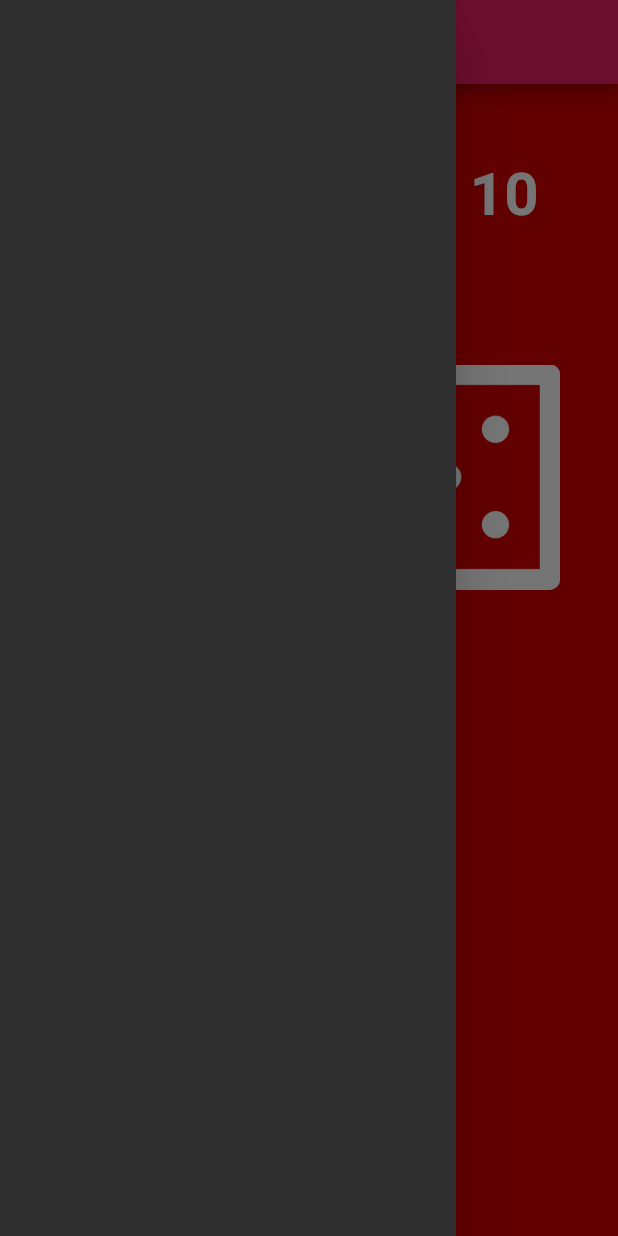
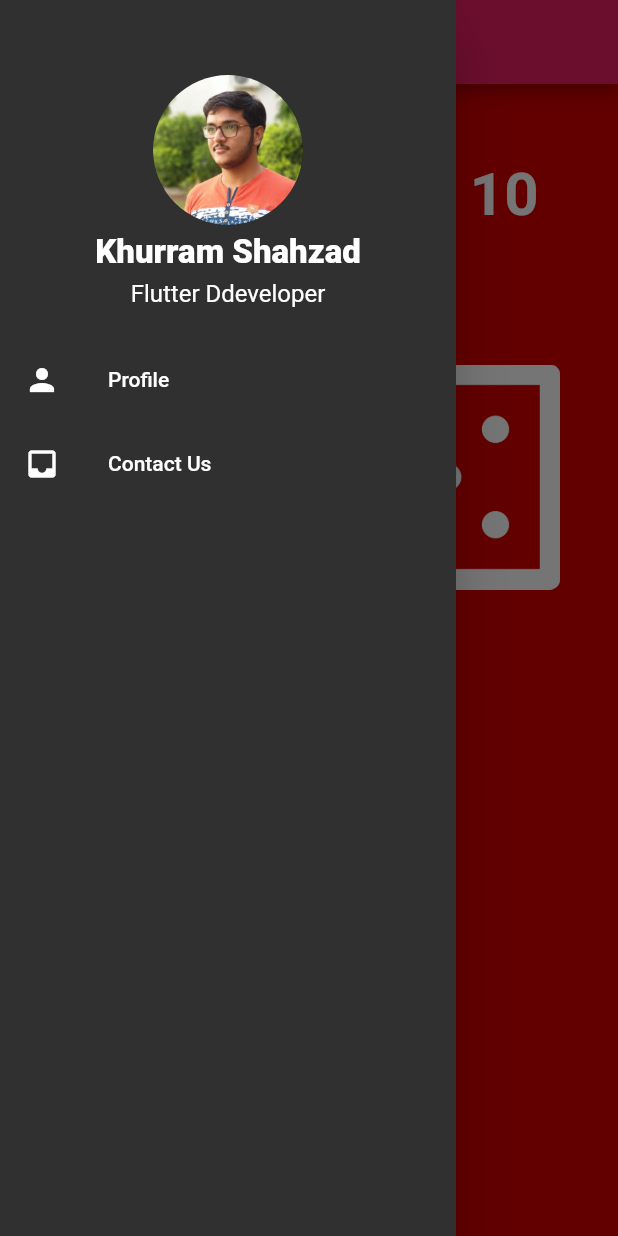
Before and after one commit to gohardhuddi/Sp17_BCS_019, a Flutter app: the Dicepage screen opened directly, with the side drawer open, on a phone screen of 412 x 824 dp. Run offline on Flutter 3.47's test engine with Material 2 defaults, Android fonts, the phone set to English and light mode, and no system bars.

Commit message:
Navigation drawer complete with circle avatar contact us and profile

```diff
--- a/lib/main.dart
+++ b/lib/main.dart
@@ -10,8 +10,8 @@ class MyApp extends StatelessWidget {
   Widget build(BuildContext context) {
     return MaterialApp(
       theme: ThemeData.dark().copyWith(
-        primaryColor: Color(0xFF0A0E21),
-        scaffoldBackgroundColor: Color(0xFF0A0E21),
+        primaryColor: Color(0xFFE91E63),
+        scaffoldBackgroundColor: Color(0xFFE91E63),
       ),
       home: splashscreen(),
     );
--- /dev/null
+++ b/lib/mainDrawer.dart
@@ -0,0 +1,74 @@
+import 'package:flutter/material.dart';
+import 'simplemode.dart';
+
+class MainDrawer extends StatelessWidget {
+  const MainDrawer({Key key}) : super(key: key);
+
+  @override
+  Widget build(BuildContext context) {
+    return Column(children: [
+      Container(
+        child: Padding(
+          padding: EdgeInsets.only(top: 50.0),
+          child: Column(
+            mainAxisAlignment: MainAxisAlignment.center,
+            crossAxisAlignment: CrossAxisAlignment.center,
+            children: [
+              CircleAvatar(
+                radius: 50.0,
+                backgroundImage: AssetImage('images/profileimage.jpg'),
+              ),
+              SizedBox(
+                height: 5.0,
+              ),
+              Text(
+                "Khurram Shahzad",
+                style: TextStyle(
+                  fontSize: 22.0,
+                  fontWeight: FontWeight.w800,
+                ),
+              ),
+              SizedBox(
+                height: 5.0,
+              ),
+              Text(
+                "Flutter Ddeveloper",
+                style: TextStyle(
+                  fontSize: 16.0,
+                  fontWeight: FontWeight.w400,
+                ),
+              ),
+            ],
+          ),
+        ),
+      ),
+      SizedBox(
+        height: 20.0,
+      ),
+      //Now let's Add the button for the Menu
+      //and let's copy that and modify it
+      ListTile(
+        onTap: () {},
+        leading: Icon(
+          Icons.person,
+          color: Colors.white,
+        ),
+        title: Text("Profile"),
+      ),
+
+      ListTile(
+        // onTap: () {
+        //   Navigator.push(
+        //     context,
+        //     MaterialPageRoute(builder: (context) => MyContact()),
+        //   );
+        // },
+        leading: Icon(
+          Icons.inbox,
+          color: Colors.white,
+        ),
+        title: Text("Contact Us"),
+      ),
+    ]);
+  }
+}
--- a/lib/simplemode.dart
+++ b/lib/simplemode.dart
@@ -4,6 +4,7 @@ import 'package:flutter/cupertino.dart';
 import 'package:flutter/material.dart';
 import 'dart:math';
 import 'homepage.dart';
+import 'mainDrawer.dart';
 
 import 'package:flutter/services.dart';
 
@@ -154,8 +155,8 @@ class _DicepageState extends State<Dicepage> {
           ),
         ),
         drawer: Drawer(
-            // child: MainDrawer(),
-            ),
+          child: MainDrawer(),
+        ),
         body: Padding(
           padding: const EdgeInsets.fromLTRB(21, 50, 21, 50),
           child: Column(
@@ -264,12 +265,14 @@ class _DicepageState extends State<Dicepage> {
         title: Text(
           "Winner Dice :",
           style: TextStyle(
-              fontSize: 40.0, fontWeight: FontWeight.bold, color: Colors.white),
+              fontSize: 15.0, fontWeight: FontWeight.bold, color: Colors.white),
         ),
         content: Text(
           "Dice Two is Greater ",
           style: TextStyle(
-              fontWeight: FontWeight.bold, fontSize: 30.0, color: Colors.pink),
+              fontWeight: FontWeight.bold,
+              fontSize: 10.0,
+              color: Colors.white70),
         ),
       );
 
```
